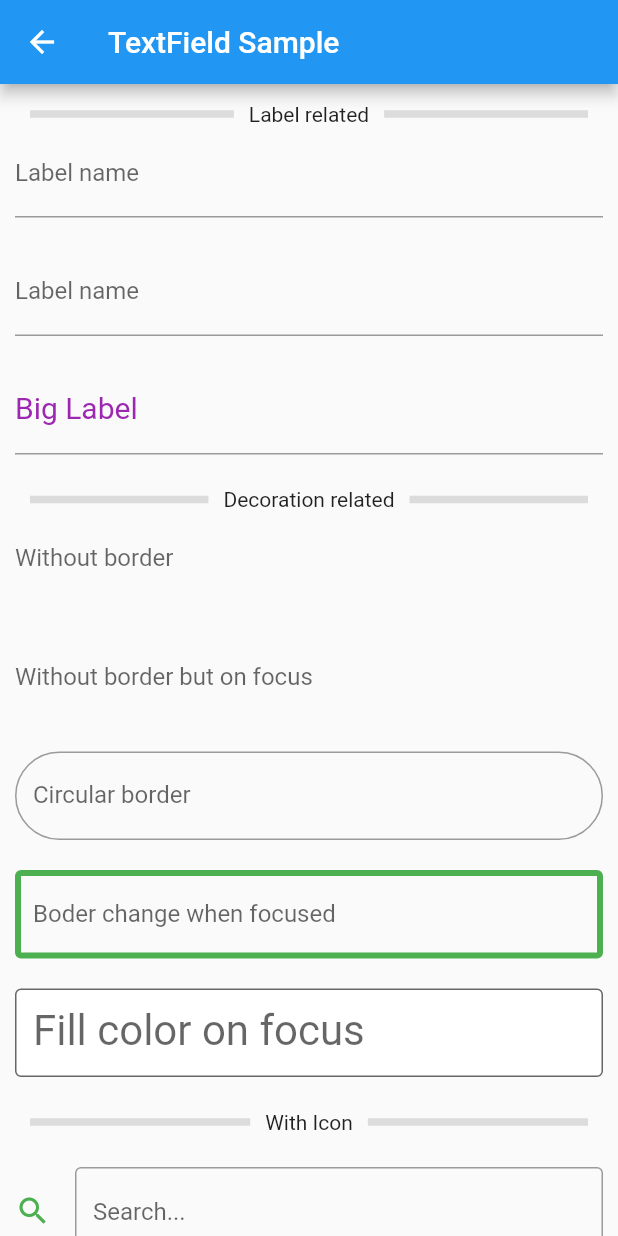
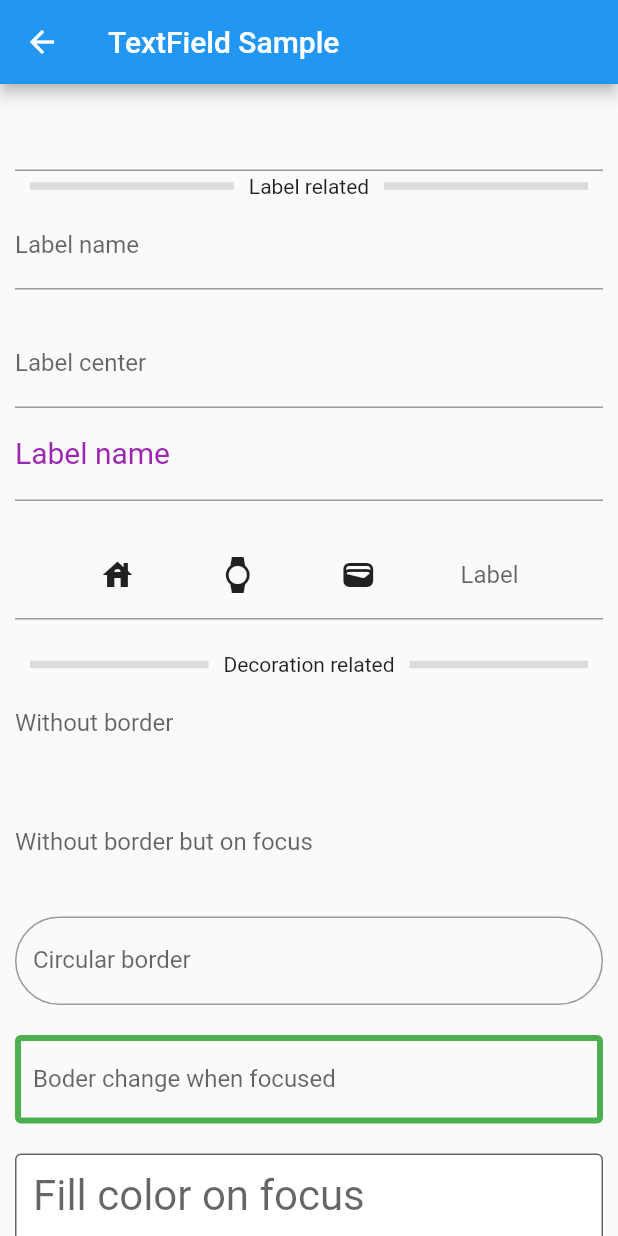
Before and after one commit to yuto-yuto/flutter_samples, a Flutter app: the TextFieldSample screen opened directly, on a phone screen of 412 x 824 dp. Run offline on Flutter 3.47's test engine with Material 2 defaults, Android fonts, the phone set to English and light mode, and no system bars; our stand-ins replace equatable, firebase_auth, firebase_core, fl_chart, flutter_bloc, flutter_hooks and 5 more; missing offline and left inert: googleapis, grouped_expansion_tile; accounts and stored records are empty.

Commit message:
Update text field sample

```diff
--- a/lib/text_field_sample.dart
+++ b/lib/text_field_sample.dart
@@ -48,6 +48,7 @@ class _TextFieldSampleState extends State<TextFieldSample> {
       body: ListView(
         padding: EdgeInsets.all(10),
         children: [
+          TextField(),
           LabeledDivider("Label related"),
           ..._label(),
           SizedBox(height: 20),
@@ -71,24 +72,32 @@ class _TextFieldSampleState extends State<TextFieldSample> {
     return [
       TextField(
         decoration: InputDecoration(
-          label: Text("Label name"),
+          labelText: "Label name",
         ),
       ),
       SizedBox(height: 20),
       TextField(
         decoration: InputDecoration(
+          labelText: "Label center",
+          floatingLabelAlignment: FloatingLabelAlignment.center,
+        ),
+      ),
+      TextField(
+        decoration: InputDecoration(
           labelText: "Label name",
+          labelStyle: TextStyle(fontSize: 20, color: Colors.purple),
           floatingLabelAlignment: FloatingLabelAlignment.center,
         ),
       ),
       SizedBox(height: 20),
       TextField(
         decoration: InputDecoration(
-          label: Text(
-            "Big Label",
-            style: TextStyle(fontSize: 20, color: Colors.purple),
-          ),
-          floatingLabelAlignment: FloatingLabelAlignment.center,
+          label: Row(mainAxisAlignment: MainAxisAlignment.spaceEvenly, children: [
+            Icon(Icons.house),
+            Icon(Icons.watch),
+            Icon(Icons.wallet),
+            Text("Label"),
+          ]),
         ),
       ),
     ];
@@ -135,6 +144,7 @@ class _TextFieldSampleState extends State<TextFieldSample> {
           ),
           focusedBorder: const OutlineInputBorder(
             borderSide: BorderSide(width: 6, color: Colors.red),
+            borderRadius: BorderRadius.all(Radius.circular(40)),
           ),
         ),
       ),
```
